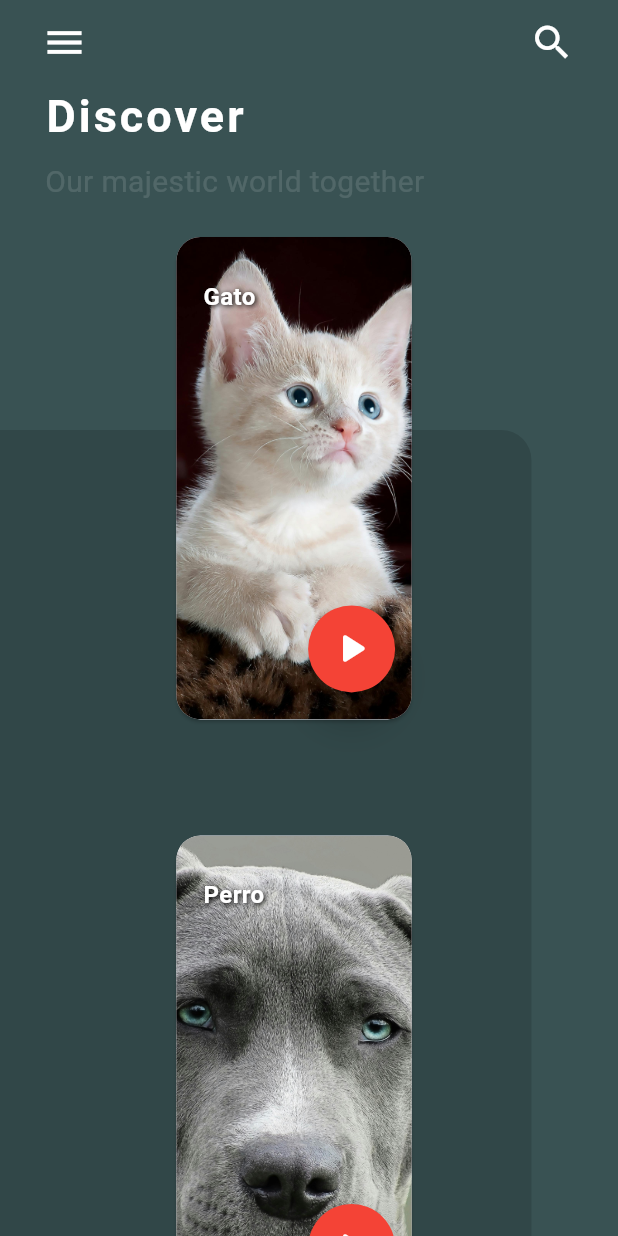
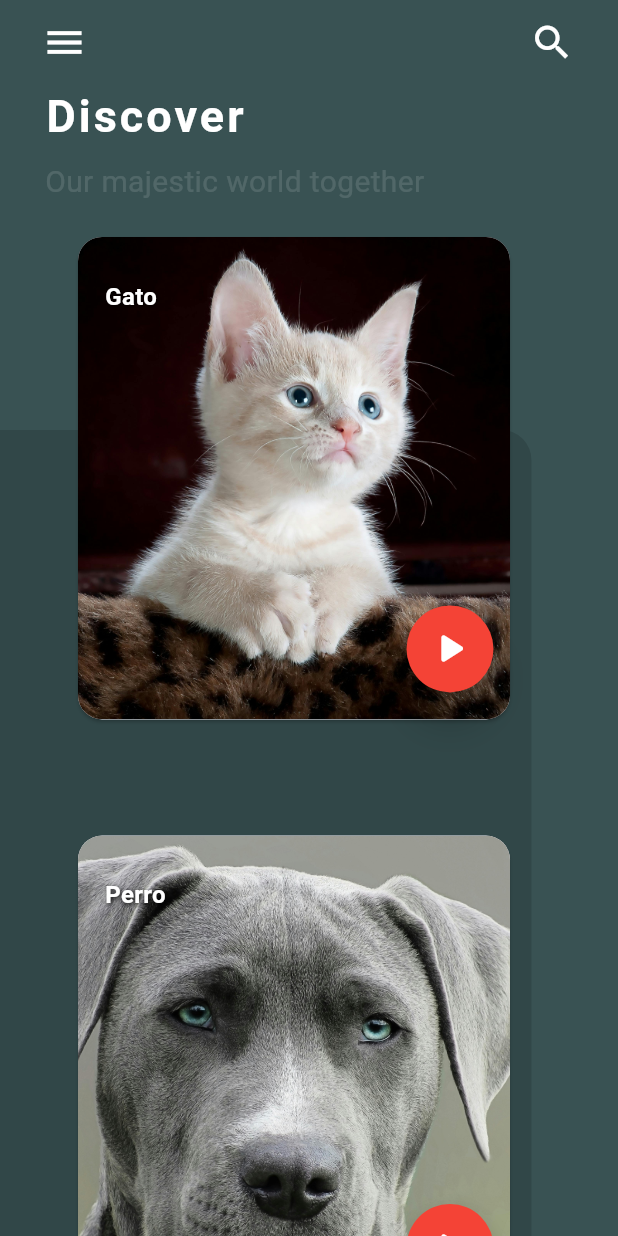
Before and after one commit to FFernandez3/flutter_bootcamp_desafio1, a Flutter app: the screen it shows after launch, on a phone screen of 412 x 824 dp. Run offline on Flutter 3.47's test engine with Material 3 defaults, Android fonts, the phone set to English and light mode, and no system bars; our stand-ins replace just_audio.

Commit message:
cambio tamanio cards

```diff
--- a/lib/animal_detail.dart
+++ b/lib/animal_detail.dart
@@ -143,7 +143,7 @@ class AnimalDetailPage extends StatelessWidget {
                         borderRadius: BorderRadius.circular(10),
                       ),
                       padding: const EdgeInsets.symmetric(
-                          horizontal: 60, vertical: 15),
+                          horizontal: 40, vertical: 15),
                     ),
                     child: const Text(
                       'Get started',
--- a/lib/home.dart
+++ b/lib/home.dart
@@ -168,7 +168,7 @@ class AnimalCarousel extends StatelessWidget {
                 padding: const EdgeInsets.all(18.0),
                 child: SizedBox(
                   height: size.height * 0.4,
-                  width: size.width * 0.4,
+                  width: size.width * 1.1,
                   child: AnimalCard(animal: animal),
                 ),
               ),
@@ -211,7 +211,6 @@ class _AnimalCardState extends State<AnimalCard> {
     player.dispose();
     super.dispose();
   }
-
 
   void toggleAudio() {
     if (isPlaying) {
```
Also changed, not shown: 2 other files.
